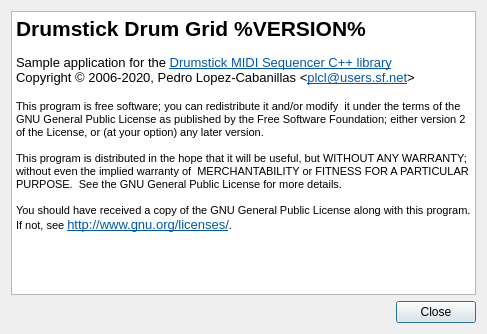
The window that utils/drumgrid/drumgridabout.ui (pedrolcl/drumstick) describes before a commit, drawn with Qt 5.
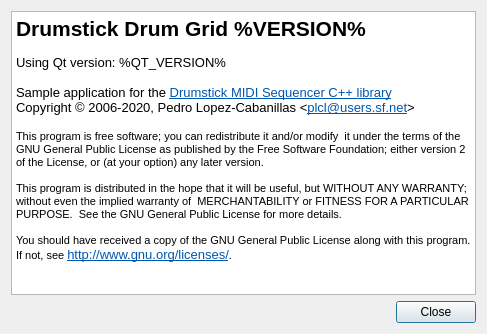
The same window after the commit.

Commit message: drusmtick version functions about boxes reporting Qt and Drumstick versions

The edit to the form file:
```diff
--- a/utils/drumgrid/drumgridabout.ui
+++ b/utils/drumgrid/drumgridabout.ui
@@ -26,17 +26,19 @@
       <string>&lt;!DOCTYPE HTML PUBLIC &quot;-//W3C//DTD HTML 4.0//EN&quot; &quot;http://www.w3.org/TR/REC-html40/strict.dtd&quot;&gt;
 &lt;html&gt;&lt;head&gt;&lt;meta name=&quot;qrichtext&quot; content=&quot;1&quot; /&gt;&lt;style type=&quot;text/css&quot;&gt;
 p, li { white-space: pre-wrap; }
-&lt;/style&gt;&lt;/head&gt;&lt;body style=&quot; font-family:'Sans Serif'; font-size:10pt; font-weight:400; font-style:normal;&quot;&gt;
-&lt;p style=&quot; margin-top:0px; margin-bottom:0px; margin-left:0px; margin-right:0px; -qt-block-indent:0; text-indent:0px;&quot;&gt;&lt;span style=&quot; font-size:16pt; font-weight:600;&quot;&gt;Drumstick Drum Grid %VERSION%&lt;/span&gt;&lt;/p&gt;
-&lt;p style=&quot;-qt-paragraph-type:empty; margin-top:0px; margin-bottom:0px; margin-left:0px; margin-right:0px; -qt-block-indent:0; text-indent:0px; font-size:9pt;&quot;&gt;&lt;br /&gt;&lt;/p&gt;
-&lt;p style=&quot; margin-top:0px; margin-bottom:0px; margin-left:0px; margin-right:0px; -qt-block-indent:0; text-indent:0px;&quot;&gt;Sample application for the &lt;a href=&quot;http://drumstick.sourceforge.net&quot;&gt;&lt;span style=&quot; font-family:'DejaVu Sans'; text-decoration: underline; color:#0057ae;&quot;&gt;Drumstick MIDI Sequencer C++ library&lt;/span&gt;&lt;/a&gt;&lt;/p&gt;
-&lt;p style=&quot; margin-top:0px; margin-bottom:0px; margin-left:0px; margin-right:0px; -qt-block-indent:0; text-indent:0px;&quot;&gt;Copyright © 2006-2020, Pedro Lopez-Cabanillas &amp;lt;&lt;a href=&quot;mailto:plcl@users.sf.net&quot;&gt;&lt;span style=&quot; font-family:'DejaVu Sans'; text-decoration: underline; color:#0057ae;&quot;&gt;plcl@users.sf.net&lt;/span&gt;&lt;/a&gt;&amp;gt;&lt;/p&gt;
-&lt;p style=&quot; margin-top:0px; margin-bottom:0px; margin-left:0px; margin-right:0px; -qt-block-indent:0; text-indent:0px;&quot;&gt; &lt;/p&gt;
-&lt;p style=&quot; margin-top:0px; margin-bottom:0px; margin-left:0px; margin-right:0px; -qt-block-indent:0; text-indent:0px;&quot;&gt;&lt;span style=&quot; font-size:8pt;&quot;&gt;This program is free software; you can redistribute it and/or modify  it under the terms of the GNU General Public License as published by the Free Software Foundation; either version 2 of the License, or (at your option) any later version.&lt;/span&gt;&lt;/p&gt;
-&lt;p style=&quot; margin-top:0px; margin-bottom:0px; margin-left:0px; margin-right:0px; -qt-block-indent:0; text-indent:0px;&quot;&gt;&lt;span style=&quot; font-size:8pt;&quot;&gt; &lt;/span&gt;&lt;/p&gt;
-&lt;p style=&quot; margin-top:0px; margin-bottom:0px; margin-left:0px; margin-right:0px; -qt-block-indent:0; text-indent:0px;&quot;&gt;&lt;span style=&quot; font-size:8pt;&quot;&gt;This program is distributed in the hope that it will be useful, but WITHOUT ANY WARRANTY; without even the implied warranty of  MERCHANTABILITY or FITNESS FOR A PARTICULAR PURPOSE.  See the GNU General Public License for more details.&lt;/span&gt;&lt;/p&gt;
-&lt;p style=&quot; margin-top:0px; margin-bottom:0px; margin-left:0px; margin-right:0px; -qt-block-indent:0; text-indent:0px;&quot;&gt;&lt;span style=&quot; font-size:8pt;&quot;&gt; &lt;/span&gt;&lt;/p&gt;
-&lt;p style=&quot; margin-top:0px; margin-bottom:0px; margin-left:0px; margin-right:0px; -qt-block-indent:0; text-indent:0px;&quot;&gt;&lt;span style=&quot; font-size:8pt;&quot;&gt;You should have received a copy of the GNU General Public License along with this program. If not, see &lt;/span&gt;&lt;a href=&quot;http://www.gnu.org/licenses/&quot;&gt;&lt;span style=&quot; text-decoration: underline; color:#0057ae;&quot;&gt;http://www.gnu.org/licenses/&lt;/span&gt;&lt;/a&gt;&lt;span style=&quot; font-size:8pt;&quot;&gt;.&lt;/span&gt;&lt;/p&gt;&lt;/body&gt;&lt;/html&gt;</string>
+&lt;/style&gt;&lt;/head&gt;&lt;body style=&quot; font-family:'Noto Sans'; font-size:10pt; font-weight:400; font-style:normal;&quot;&gt;
+&lt;p style=&quot; margin-top:0px; margin-bottom:0px; margin-left:0px; margin-right:0px; -qt-block-indent:0; text-indent:0px;&quot;&gt;&lt;span style=&quot; font-family:'Sans Serif'; font-size:16pt; font-weight:600;&quot;&gt;Drumstick Drum Grid %VERSION%&lt;/span&gt;&lt;/p&gt;
+&lt;p style=&quot;-qt-paragraph-type:empty; margin-top:0px; margin-bottom:0px; margin-left:0px; margin-right:0px; -qt-block-indent:0; text-indent:0px; font-family:'Sans Serif'; font-size:9pt;&quot;&gt;&lt;br /&gt;&lt;/p&gt;
+&lt;p style=&quot; margin-top:0px; margin-bottom:0px; margin-left:0px; margin-right:0px; -qt-block-indent:0; text-indent:0px;&quot;&gt;Using Qt version: %QT_VERSION%&lt;/p&gt;
+&lt;p style=&quot;-qt-paragraph-type:empty; margin-top:0px; margin-bottom:0px; margin-left:0px; margin-right:0px; -qt-block-indent:0; text-indent:0px;&quot;&gt;&lt;br /&gt;&lt;/p&gt;
+&lt;p style=&quot; margin-top:0px; margin-bottom:0px; margin-left:0px; margin-right:0px; -qt-block-indent:0; text-indent:0px;&quot;&gt;&lt;span style=&quot; font-family:'Sans Serif';&quot;&gt;Sample application for the &lt;/span&gt;&lt;a href=&quot;http://drumstick.sourceforge.net&quot;&gt;&lt;span style=&quot; font-family:'DejaVu Sans'; text-decoration: underline; color:#0057ae;&quot;&gt;Drumstick MIDI Sequencer C++ library&lt;/span&gt;&lt;/a&gt;&lt;/p&gt;
+&lt;p style=&quot; margin-top:0px; margin-bottom:0px; margin-left:0px; margin-right:0px; -qt-block-indent:0; text-indent:0px;&quot;&gt;&lt;span style=&quot; font-family:'Sans Serif';&quot;&gt;Copyright © 2006-2020, Pedro Lopez-Cabanillas &amp;lt;&lt;/span&gt;&lt;a href=&quot;mailto:plcl@users.sf.net&quot;&gt;&lt;span style=&quot; font-family:'DejaVu Sans'; text-decoration: underline; color:#0057ae;&quot;&gt;plcl@users.sf.net&lt;/span&gt;&lt;/a&gt;&lt;span style=&quot; font-family:'Sans Serif';&quot;&gt;&amp;gt;&lt;/span&gt;&lt;/p&gt;
+&lt;p style=&quot; margin-top:0px; margin-bottom:0px; margin-left:0px; margin-right:0px; -qt-block-indent:0; text-indent:0px;&quot;&gt;&lt;span style=&quot; font-family:'Sans Serif';&quot;&gt; &lt;/span&gt;&lt;/p&gt;
+&lt;p style=&quot; margin-top:0px; margin-bottom:0px; margin-left:0px; margin-right:0px; -qt-block-indent:0; text-indent:0px;&quot;&gt;&lt;span style=&quot; font-family:'Sans Serif'; font-size:8pt;&quot;&gt;This program is free software; you can redistribute it and/or modify  it under the terms of the GNU General Public License as published by the Free Software Foundation; either version 2 of the License, or (at your option) any later version.&lt;/span&gt;&lt;/p&gt;
+&lt;p style=&quot; margin-top:0px; margin-bottom:0px; margin-left:0px; margin-right:0px; -qt-block-indent:0; text-indent:0px;&quot;&gt;&lt;span style=&quot; font-family:'Sans Serif'; font-size:8pt;&quot;&gt; &lt;/span&gt;&lt;/p&gt;
+&lt;p style=&quot; margin-top:0px; margin-bottom:0px; margin-left:0px; margin-right:0px; -qt-block-indent:0; text-indent:0px;&quot;&gt;&lt;span style=&quot; font-family:'Sans Serif'; font-size:8pt;&quot;&gt;This program is distributed in the hope that it will be useful, but WITHOUT ANY WARRANTY; without even the implied warranty of  MERCHANTABILITY or FITNESS FOR A PARTICULAR PURPOSE.  See the GNU General Public License for more details.&lt;/span&gt;&lt;/p&gt;
+&lt;p style=&quot; margin-top:0px; margin-bottom:0px; margin-left:0px; margin-right:0px; -qt-block-indent:0; text-indent:0px;&quot;&gt;&lt;span style=&quot; font-family:'Sans Serif'; font-size:8pt;&quot;&gt; &lt;/span&gt;&lt;/p&gt;
+&lt;p style=&quot; margin-top:0px; margin-bottom:0px; margin-left:0px; margin-right:0px; -qt-block-indent:0; text-indent:0px;&quot;&gt;&lt;span style=&quot; font-family:'Sans Serif'; font-size:8pt;&quot;&gt;You should have received a copy of the GNU General Public License along with this program. If not, see &lt;/span&gt;&lt;a href=&quot;http://www.gnu.org/licenses/&quot;&gt;&lt;span style=&quot; font-family:'Sans Serif'; text-decoration: underline; color:#0057ae;&quot;&gt;http://www.gnu.org/licenses/&lt;/span&gt;&lt;/a&gt;&lt;span style=&quot; font-family:'Sans Serif'; font-size:8pt;&quot;&gt;.&lt;/span&gt;&lt;/p&gt;&lt;/body&gt;&lt;/html&gt;</string>
      </property>
      <property name="openExternalLinks">
       <bool>true</bool>
```
The commit also changes 12 other files.
